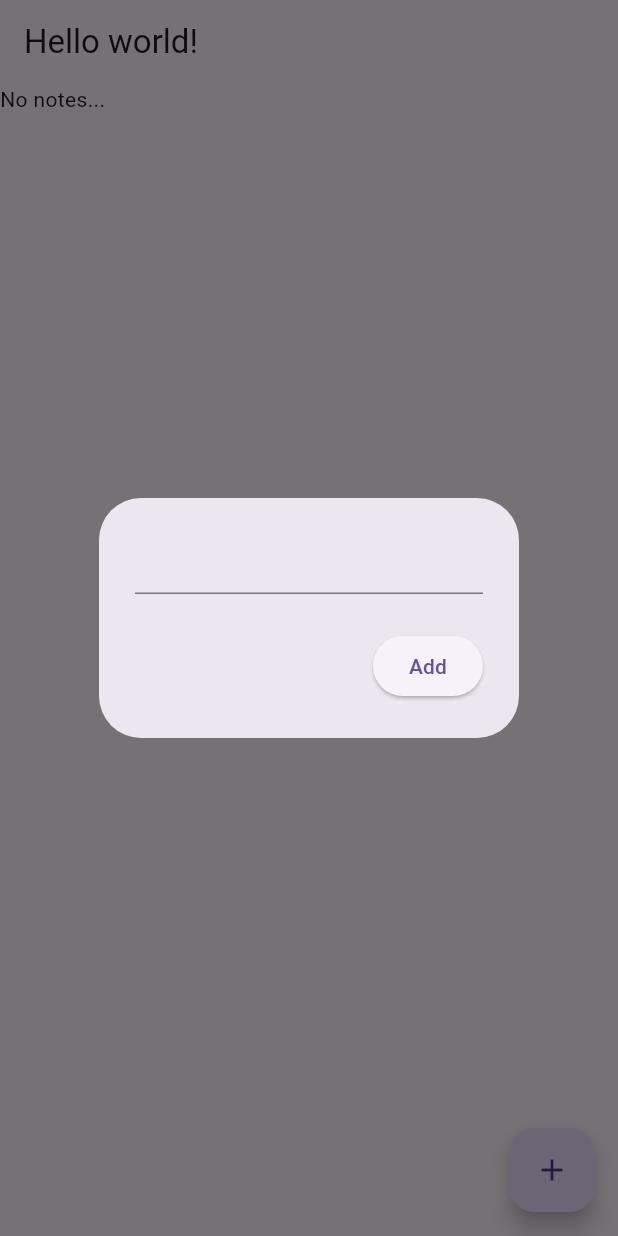
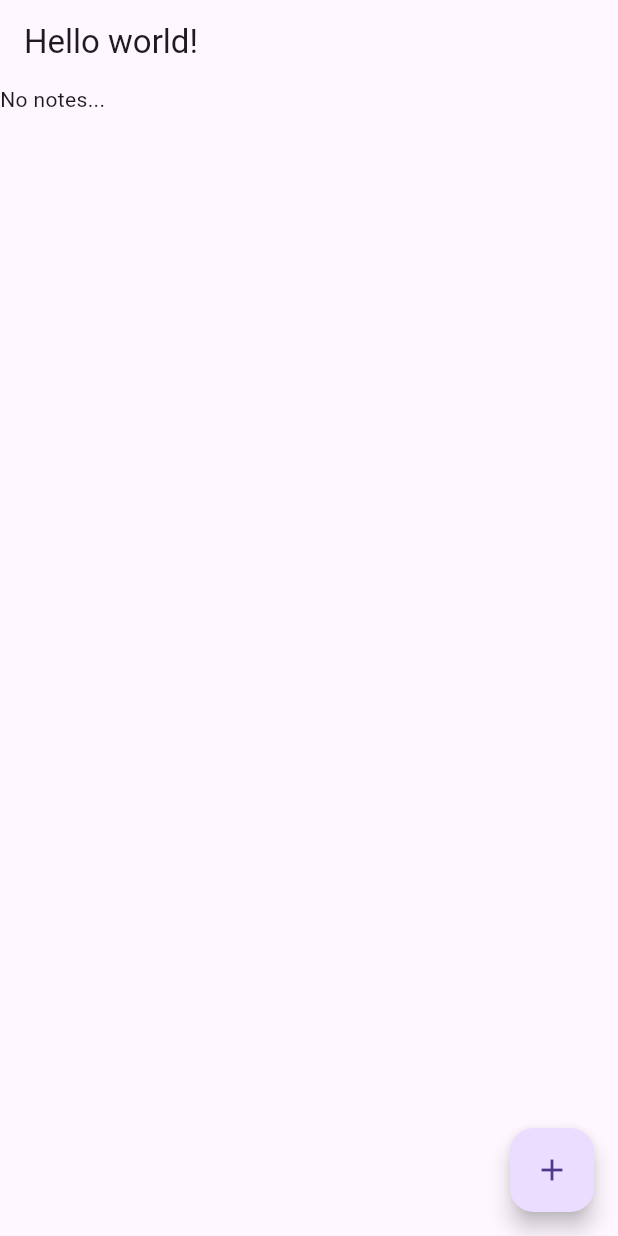
Before and after one commit to MRX710/notesApp, a Flutter app: the screen it shows after launch, after a tap on the "add" icon, on a phone screen of 412 x 824 dp. Run offline on Flutter 3.47's test engine with Material 3 defaults, Android fonts, the phone set to English and light mode, and no system bars; our stand-ins replace cloud_firestore, firebase_auth, firebase_core, google_sign_in; accounts and stored records are empty; Roboto replaces fonts that are missing (Raleway).

```diff
--- a/lib/pages/notesPage.dart
+++ b/lib/pages/notesPage.dart
@@ -2,6 +2,7 @@ import 'package:cloud_firestore/cloud_firestore.dart';
 import 'package:flutter/material.dart';
 import 'package:notes/services/firestore.dart';
 import '../entities/note/models/note.dart';
+import '../entities/note/ui/openedNote.dart';
 import '../services/internal_memory/basic.dart';
 import '../textInputWidget.dart';
 import '../entities/note/ui/note.dart';
@@ -66,19 +67,21 @@ class _NotesPageState extends State<NotesPage> {
 
   final TextEditingController textController = TextEditingController();
 
-  void openNote({String? docID}){
-    showDialog(context: context, builder: (context) => AlertDialog(
-      content: TextField(
-        controller: textController,
-      ),
-      actions: [
-        // button to save
-        ElevatedButton(
-            onPressed: () => addNote(context),
-            child: Text("Add")
-        )
-      ]
-    ), );
+  void openNote(){
+    // showDialog(context: context, builder: (context) => AlertDialog(
+    //   content: TextField(
+    //     controller: textController,
+    //   ),
+    //   actions: [
+    //     // button to save
+    //     ElevatedButton(
+    //         onPressed: () => addNote(context),
+    //         child: Text("Add")
+    //     )
+    //   ]
+    // ), );
+
+
   }
 
   @override
```
Also changed, not shown: lib/entities/note/ui/note.dart (+9 -1 lines), lib/entities/note/ui/openedNote.dart (added, +81 -0 lines).
